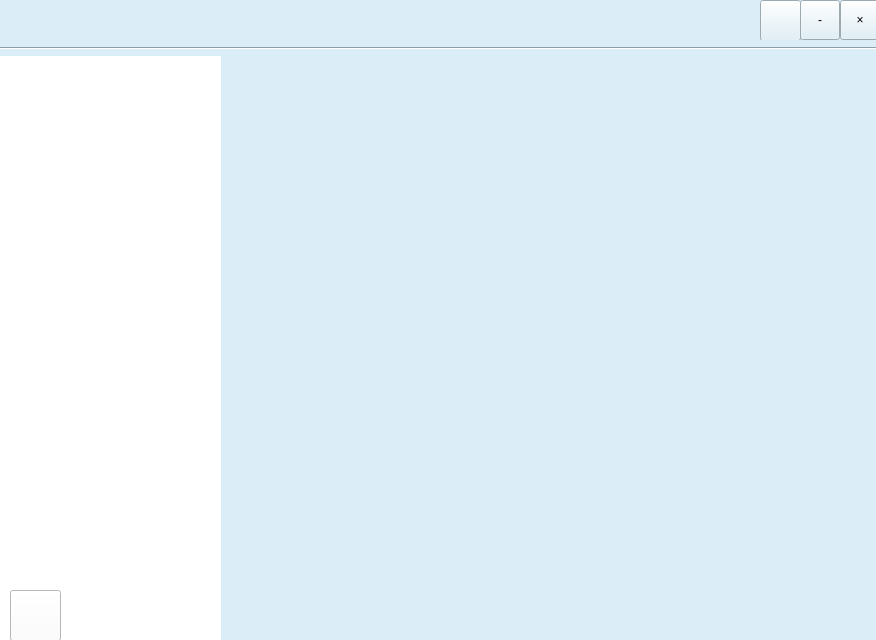
Above: client/ui/mainwindow.ui from pechpo/What-s-up before the change. Below: the same form after it.
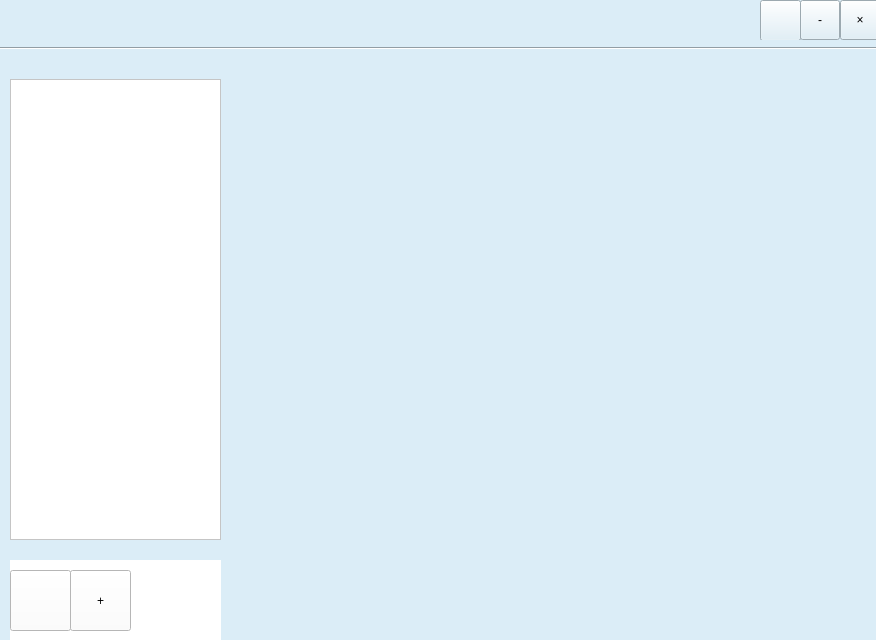
That is the form after the change. Icons and pictures are not drawn.

Commit message: 设置了主界面的滚动窗口，以及通过按钮进入添加好友界面

What changed in the file:
```diff
--- a/client/ui/mainwindow.ui
+++ b/client/ui/mainwindow.ui
@@ -79,10 +79,10 @@
    <widget class="QWidget" name="widget_2" native="true">
     <property name="geometry">
      <rect>
-      <x>0</x>
-      <y>50</y>
-      <width>221</width>
-      <height>591</height>
+      <x>10</x>
+      <y>560</y>
+      <width>211</width>
+      <height>81</height>
      </rect>
     </property>
     <property name="styleSheet">
@@ -91,10 +91,10 @@
     <widget class="QToolButton" name="chatlistButton">
      <property name="geometry">
       <rect>
-       <x>10</x>
-       <y>540</y>
-       <width>51</width>
-       <height>51</height>
+       <x>0</x>
+       <y>10</y>
+       <width>61</width>
+       <height>61</height>
       </rect>
      </property>
      <property name="styleSheet">
@@ -104,6 +104,19 @@
       <string/>
      </property>
     </widget>
+    <widget class="QToolButton" name="addnewfriendButton">
+     <property name="geometry">
+      <rect>
+       <x>60</x>
+       <y>10</y>
+       <width>61</width>
+       <height>61</height>
+      </rect>
+     </property>
+     <property name="text">
+      <string>+</string>
+     </property>
+    </widget>
    </widget>
    <widget class="Line" name="line">
     <property name="geometry">
@@ -118,6 +131,32 @@
      <enum>Qt::Horizontal</enum>
     </property>
    </widget>
+   <widget class="QScrollArea" name="GroupList">
+    <property name="geometry">
+     <rect>
+      <x>10</x>
+      <y>79</y>
+      <width>211</width>
+      <height>461</height>
+     </rect>
+    </property>
+    <property name="styleSheet">
+     <string notr="true">background-color: rgb(255, 255, 255);</string>
+    </property>
+    <property name="widgetResizable">
+     <bool>true</bool>
+    </property>
+    <widget class="QWidget" name="scrollAreaWidgetContents">
+     <property name="geometry">
+      <rect>
+       <x>0</x>
+       <y>0</y>
+       <width>209</width>
+       <height>459</height>
+      </rect>
+     </property>
+    </widget>
+   </widget>
   </widget>
  </widget>
  <resources/>
```
The commit also changes 7 other files.
